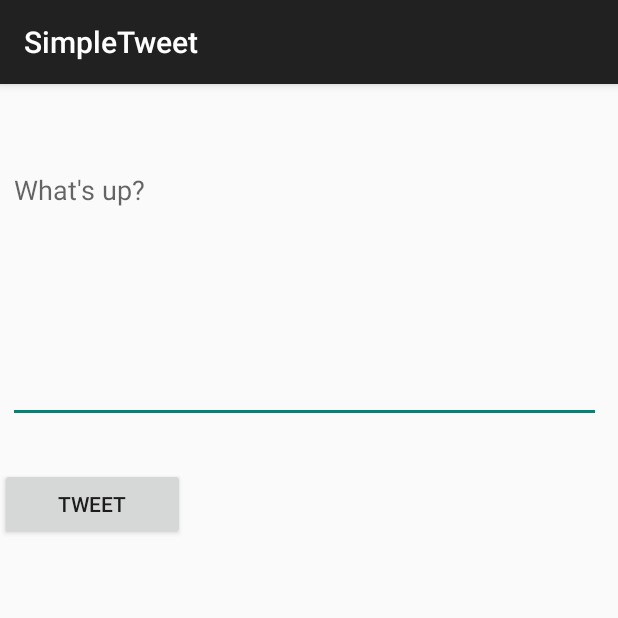
After one commit to grrdsoto/TwitterApp, an Android app: the ComposeActivity screen opened directly, with no data from a screen before it, on a phone screen of 412 x 824 dp, the top half of it. The commit adds this screen. Run offline under Robolectric (Android 15) with nearby library versions, the phone set to English and light mode, and no system bars; our stand-ins replace Room's generated code; libraries missing offline, so code that uses them is left out: com.codepath.asynchttpclient, com.facebook.stetho, org.parceler; 1 statement that could not run was skipped.

Commit message:
added new tweet functionality... looks ugly :(

```diff
--- a/app/build.gradle
+++ b/app/build.gradle
@@ -51,4 +51,7 @@ dependencies {
     implementation 'com.facebook.stetho:stetho:1.5.1'
     implementation 'androidx.recyclerview:recyclerview:1.0.0'
     implementation 'androidx.swiperefreshlayout:swiperefreshlayout:1.0.0'
+    implementation 'org.parceler:parceler-api:1.1.12'
+    annotationProcessor 'org.parceler:parceler:1.1.12'
+
 }
--- a/app/src/main/AndroidManifest.xml
+++ b/app/src/main/AndroidManifest.xml
@@ -13,7 +13,8 @@
         android:icon="@drawable/ic_launcher"
         android:label="@string/app_name"
         android:theme="@style/AppTheme">
-        <activity android:name=".TimelineActivity"></activity>
+        <activity android:name=".models.ComposeActivity"></activity>
+        <activity android:name=".TimelineActivity" />
         <activity
             android:name=".LoginActivity"
             android:label="@string/app_name"
--- /dev/null
+++ b/app/src/main/java/com/codepath/apps/restclienttemplate/models/ComposeActivity.java
@@ -0,0 +1,80 @@
+package com.codepath.apps.restclienttemplate.models;
+
+import androidx.appcompat.app.AppCompatActivity;
+
+import android.content.Intent;
+import android.os.Bundle;
+import android.util.Log;
+import android.view.View;
+import android.widget.Button;
+import android.widget.EditText;
+import android.widget.Toast;
+
+import com.codepath.apps.restclienttemplate.R;
+import com.codepath.apps.restclienttemplate.TwitterApp;
+import com.codepath.apps.restclienttemplate.TwitterClient;
+import com.codepath.asynchttpclient.callback.JsonHttpResponseHandler;
+
+import org.json.JSONException;
+import org.parceler.Parcels;
+
+import okhttp3.Headers;
+
+public class ComposeActivity extends AppCompatActivity {
+
+    public static final String TAG = "ComposeActivity";
+    public static final int MAX_TWEET_LENGTH = 140;
+
+    EditText etCompose;
+    Button btnTweet;
+    TwitterClient client;
+
+    @Override
+    protected void onCreate(Bundle savedInstanceState) {
+        super.onCreate(savedInstanceState);
+        setContentView(R.layout.activity_compose);
+
+        client = TwitterApp.getRestClient(this);
+
+        etCompose = findViewById(R.id.etCompose);
+        btnTweet = findViewById(R.id.btnTweet);
+
+        btnTweet.setOnClickListener(new View.OnClickListener() {
+            @Override
+            public void onClick(View view) {
+                final String tweetContent = etCompose .getText().toString();
+                if (tweetContent.isEmpty()) {
+                    Toast.makeText(ComposeActivity.this, "Tweet is empty!", Toast.LENGTH_LONG).show();
+                    return;
+                }
+                if (tweetContent.length() > MAX_TWEET_LENGTH) {
+                    Toast.makeText(ComposeActivity.this, "Tweet is too long!", Toast.LENGTH_LONG).show();
+                    return;
+                }
+                Toast.makeText(ComposeActivity.this, tweetContent, Toast.LENGTH_LONG).show();
+                client.publishedTweet(tweetContent, new JsonHttpResponseHandler() {
+                    @Override
+                    public void onSuccess(int statusCode, Headers headers, JSON json) {
+                        Log.i(TAG, "onSuccess published tweet");
+                        try {
+                            Tweet tweet = Tweet.fromJson(json.jsonObject);
+                            Log.i(TAG, "Published tweet says: " + tweet.body);
+                            Intent intent = new Intent();
+                            intent.putExtra("tweet", Parcels.wrap(tweet));
+                            setResult(RESULT_OK, intent);
+                            finish();
+                        } catch (JSONException e) {
+                            e.printStackTrace();
+                        }
+                    }
+
+                    @Override
+                    public void onFailure(int statusCode, Headers headers, String response, Throwable throwable) {
+                        Log.e(TAG, "onFailure to publish tweet", throwable);
+                    }
+                });
+            }
+        });
+
+    }
+}
--- a/app/src/main/java/com/codepath/apps/restclienttemplate/models/Tweet.java
+++ b/app/src/main/java/com/codepath/apps/restclienttemplate/models/Tweet.java
@@ -5,16 +5,20 @@ import com.codepath.apps.restclienttemplate.TimeFormatter;
 import org.json.JSONArray;
 import org.json.JSONException;
 import org.json.JSONObject;
+import org.parceler.Parcel;
 
 import java.util.ArrayList;
 import java.util.List;
 
+@Parcel
 public class Tweet {
 
 //    private static final String createdAt;
     public String body;
     public String createdAt;
     public User user;
+
+    public Tweet() {}
 
     public static Tweet fromJson(JSONObject jsonObject) throws JSONException {
         Tweet tweet = new Tweet();
--- a/app/src/main/java/com/codepath/apps/restclienttemplate/models/User.java
+++ b/app/src/main/java/com/codepath/apps/restclienttemplate/models/User.java
@@ -2,8 +2,12 @@ package com.codepath.apps.restclienttemplate.models;
 
 import org.json.JSONException;
 import org.json.JSONObject;
+import org.parceler.Parcel;
 
+@Parcel
 public class User {
+
+    public User() {}
 
     public String name;
     public String screenName;
--- /dev/null
+++ b/app/src/main/res/layout/activity_compose.xml
@@ -0,0 +1,32 @@
+<?xml version="1.0" encoding="utf-8"?>
+<RelativeLayout xmlns:android="http://schemas.android.com/apk/res/android"
+    xmlns:app="http://schemas.android.com/apk/res-auto"
+    xmlns:tools="http://schemas.android.com/tools"
+    android:id="@+id/RelativeLayout"
+    android:layout_width="match_parent"
+    android:layout_height="match_parent"
+    tools:context=".models.ComposeActivity">
+
+    <EditText
+        android:id="@+id/etCompose"
+        android:layout_width="395dp"
+        android:layout_height="178dp"
+        android:layout_above="@+id/btnTweet"
+        android:layout_marginStart="5dp"
+        android:layout_marginTop="5dp"
+        android:layout_marginBottom="-226dp"
+        android:ems="10"
+        android:gravity="start|top"
+        android:hint="What's up?"
+        android:inputType="textMultiLine"
+        android:minLines="5" />
+
+    <Button
+        android:id="@+id/btnTweet"
+        android:layout_width="123dp"
+        android:layout_height="wrap_content"
+        android:layout_alignParentTop="true"
+        android:layout_marginTop="256dp"
+        android:text="@string/tweet" />
+
+</RelativeLayout>
--- a/app/src/main/res/menu/login.xml
+++ b/app/src/main/res/menu/login.xml
@@ -2,4 +2,5 @@
     xmlns:app="http://schemas.android.com/apk/res-auto">
 
 
+    <item android:title="Item" />
 </menu>
--- a/app/src/main/res/values/strings.xml
+++ b/app/src/main/res/values/strings.xml
@@ -5,5 +5,6 @@
     <string name="login_label">Log in</string>
     <string name="intent_scheme">oauth</string>
     <string name="intent_host">cprest</string>
+    <string name="tweet">Tweet</string>
 
 </resources>
```
Also changed, not shown: app/src/main/java/com/codepath/apps/restclienttemplate/TimelineActivity.java (+39 -0 lines), app/src/main/java/com/codepath/apps/restclienttemplate/TwitterClient.java (+7 -0 lines), app/src/main/res/menu/menu_main.xml (added, +10 -0 lines).
